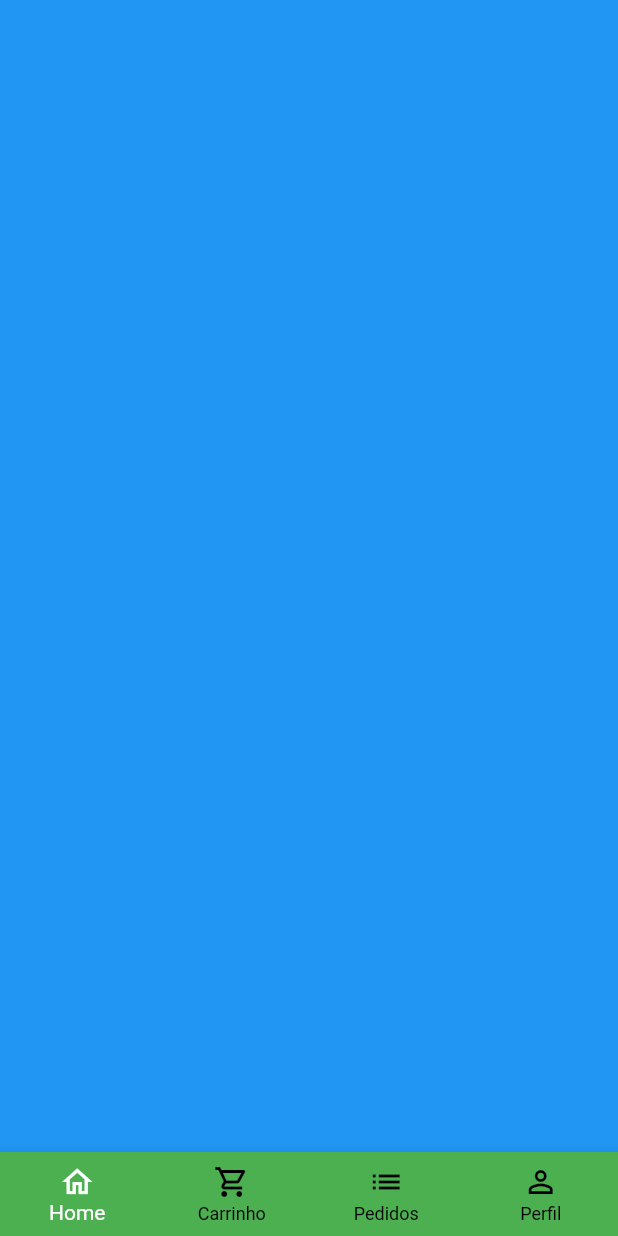
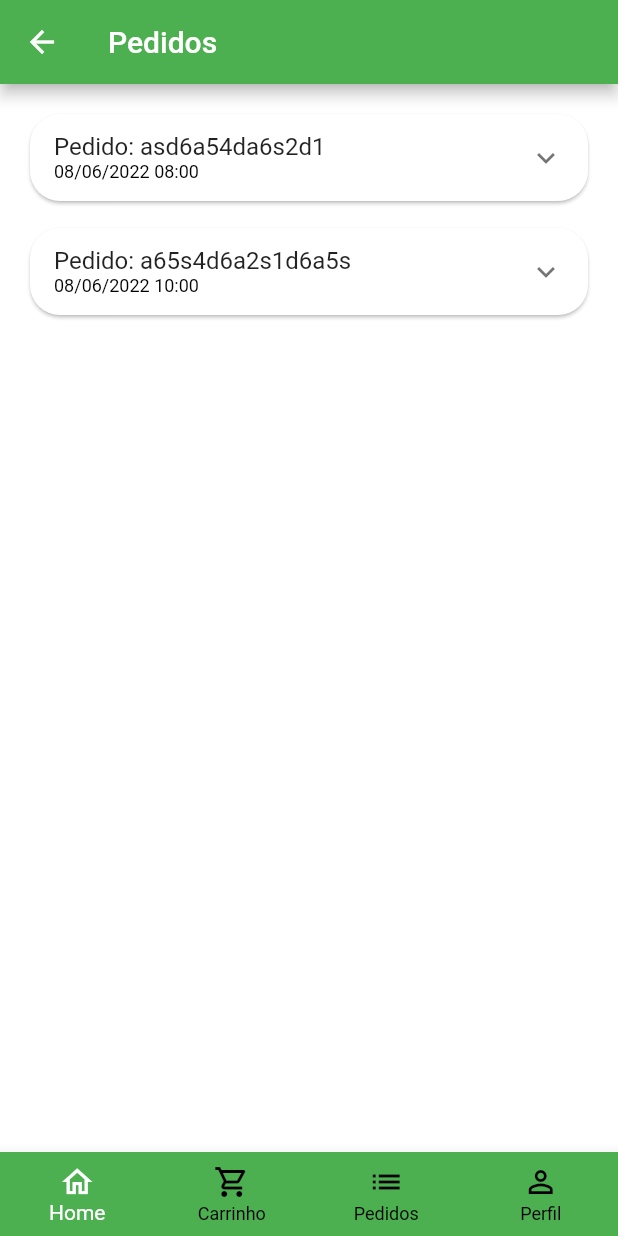
Before and after one commit to MarcosAlbrecht/flutter_quitanda, a Flutter app: the BaseScreen screen opened directly, swiped to page 3, on a phone screen of 412 x 824 dp. Run offline on Flutter 3.47's test engine with Material 2 defaults, Android fonts, the phone set to English and light mode, and no system bars; our stand-ins replace animated_text_kit, badges, mask_text_input_formatter.

Commit message:
create ordertab and ordertile

```diff
--- a/lib/src/config/app_data.dart
+++ b/lib/src/config/app_data.dart
@@ -1,6 +1,8 @@
 import 'package:quitanda_app/src/models/cart_item_model.dart';
 import 'package:quitanda_app/src/models/item_model.dart';
 import 'package:quitanda_app/src/models/user_model.dart';
+
+import '../models/order_model.dart';
 
 ItemModel apple = ItemModel(
   description:
@@ -89,3 +91,49 @@ UserModel user = UserModel(
   name: 'Marcos',
   password: '123456',
 );
+
+List<OrderModel> orders = [
+  // Pedido 01
+  OrderModel(
+    copyAndPaste: 'q1w2e3r4t5y6',
+    createdDateTime: DateTime.parse(
+      '2022-06-08 08:00:10.458',
+    ),
+    overdueDateTime: DateTime.parse(
+      '2022-06-08 08:00:10.458',
+    ),
+    id: 'asd6a54da6s2d1',
+    status: 'pending_payment',
+    total: 11.0,
+    items: [
+      CartItemModel(
+        item: apple,
+        quantity: 2,
+      ),
+      CartItemModel(
+        item: mango,
+        quantity: 2,
+      ),
+    ],
+  ),
+
+  // Pedido 02
+  OrderModel(
+    copyAndPaste: 'q1w2e3r4t5y6',
+    createdDateTime: DateTime.parse(
+      '2022-06-08 10:00:10.458',
+    ),
+    overdueDateTime: DateTime.parse(
+      '2022-06-08 11:00:10.458',
+    ),
+    id: 'a65s4d6a2s1d6a5s',
+    status: 'delivered',
+    total: 11.5,
+    items: [
+      CartItemModel(
+        item: guava,
+        quantity: 1,
+      ),
+    ],
+  ),
+];
--- /dev/null
+++ b/lib/src/models/order_model.dart
@@ -0,0 +1,21 @@
+import 'package:quitanda_app/src/models/cart_item_model.dart';
+
+class OrderModel {
+  String id;
+  DateTime createdDateTime;
+  DateTime overdueDateTime;
+  List<CartItemModel> items;
+  String status;
+  String copyAndPaste;
+  double total;
+
+  OrderModel({
+    required this.id,
+    required this.createdDateTime,
+    required this.overdueDateTime,
+    required this.items,
+    required this.status,
+    required this.copyAndPaste,
+    required this.total,
+  });
+}
--- a/lib/src/pages/base/base_screen.dart
+++ b/lib/src/pages/base/base_screen.dart
@@ -1,6 +1,7 @@
 import 'package:flutter/material.dart';
 import 'package:quitanda_app/src/pages/cart/cart_tab.dart';
 import 'package:quitanda_app/src/pages/home/home_tab.dart';
+import 'package:quitanda_app/src/pages/orders/orders_tab.dart';
 
 import '../profile/profile_tab.dart';
 
@@ -21,11 +22,11 @@ class _BaseScreenState extends State<BaseScreen> {
       body: PageView(
         physics: const NeverScrollableScrollPhysics(),
         controller: pageController,
-        children: [
-          const HomeTab(),
-          const CartTab(),
-          Container(color: Colors.blue),
-          const ProfileTab(),
+        children: const [
+          HomeTab(),
+          CartTab(),
+          OrdersTab(),
+          ProfileTab(),
         ],
       ),
       bottomNavigationBar: BottomNavigationBar(
--- /dev/null
+++ b/lib/src/pages/config/app_data.dart
@@ -0,0 +1 @@
+// TODO Implement this library.
--- /dev/null
+++ b/lib/src/pages/orders/components/order_tile.dart
@@ -0,0 +1,108 @@
+import 'package:flutter/material.dart';
+
+import 'package:quitanda_app/src/models/cart_item_model.dart';
+import 'package:quitanda_app/src/models/order_model.dart';
+import 'package:quitanda_app/src/services/utils_services.dart';
+
+class OrderTile extends StatelessWidget {
+  final OrderModel order;
+
+  OrderTile({
+    Key? key,
+    required this.order,
+  }) : super(key: key);
+
+  final UtilServices utilServices = UtilServices();
+
+  @override
+  Widget build(BuildContext context) {
+    return Card(
+      shape: RoundedRectangleBorder(
+        borderRadius: BorderRadius.circular(20),
+      ),
+      child: Theme(
+        data: Theme.of(context).copyWith(
+          dividerColor: Colors.transparent,
+        ),
+        child: ExpansionTile(
+          title: Column(
+            mainAxisSize: MainAxisSize.min,
+            crossAxisAlignment: CrossAxisAlignment.start,
+            children: [
+              Text('Pedido: ${order.id}'),
+              Text(
+                utilServices.formatDateTime(order.createdDateTime),
+                style: const TextStyle(
+                  fontSize: 12,
+                  color: Colors.black,
+                ),
+              ),
+            ],
+          ),
+          childrenPadding: const EdgeInsets.fromLTRB(16, 0, 16, 16),
+          children: [
+            SizedBox(
+              height: 150,
+              child: Row(
+                children: [
+                  Expanded(
+                    flex: 3,
+                    child: ListView(
+                      children: order.items.map(
+                        (orderItem) {
+                          return _OrderItemWidget(
+                            utilServices: utilServices,
+                            orderItem: orderItem,
+                          );
+                        },
+                      ).toList(),
+                    ),
+                  ),
+                  Expanded(
+                    flex: 2,
+                    child: Container(color: Colors.blue),
+                  ),
+                ],
+              ),
+            )
+          ],
+        ),
+      ),
+    );
+  }
+}
+
+class _OrderItemWidget extends StatelessWidget {
+  const _OrderItemWidget({
+    Key? key,
+    required this.utilServices,
+    required this.orderItem,
+  }) : super(key: key);
+
+  final UtilServices utilServices;
+
+  final CartItemModel orderItem;
+
+  @override
+  Widget build(BuildContext context) {
+    return Padding(
+      padding: const EdgeInsets.only(bottom: 10),
+      child: Row(
+        children: [
+          Text(
+            '${orderItem.quantity} ${orderItem.item.unit} ',
+            style: const TextStyle(fontWeight: FontWeight.bold),
+          ),
+          Expanded(
+            child: Text(orderItem.item.itemName),
+          ),
+          Text(
+            utilServices.priceToCurrency(
+              orderItem.totalPrice(),
+            ),
+          )
+        ],
+      ),
+    );
+  }
+}
--- /dev/null
+++ b/lib/src/pages/orders/orders_tab.dart
@@ -0,0 +1,25 @@
+import 'package:flutter/material.dart';
+import 'package:quitanda_app/src/config/app_data.dart' as appData;
+import 'package:quitanda_app/src/pages/orders/components/order_tile.dart';
+
+class OrdersTab extends StatelessWidget {
+  const OrdersTab({Key? key}) : super(key: key);
+
+  @override
+  Widget build(BuildContext context) {
+    return Scaffold(
+      appBar: AppBar(
+        title: const Text('Pedidos'),
+      ),
+      body: ListView.separated(
+        padding: const EdgeInsets.all(16),
+        physics: const BouncingScrollPhysics(),
+        itemBuilder: (_, int index) => OrderTile(
+          order: appData.orders[index],
+        ),
+        itemCount: appData.orders.length,
+        separatorBuilder: (_, int index) => const SizedBox(height: 10),
+      ),
+    );
+  }
+}
--- a/lib/src/services/utils_services.dart
+++ b/lib/src/services/utils_services.dart
@@ -1,4 +1,5 @@
 import 'package:intl/intl.dart';
+import 'package:intl/date_symbol_data_local.dart';
 
 class UtilServices {
   //R$ VALOR
@@ -9,4 +10,10 @@ class UtilServices {
 
     return numberFormat.format(price);
   }
+
+  String formatDateTime(DateTime dateTime) {
+    initializeDateFormatting();
+    DateFormat dateFormat = DateFormat.yMd('pt_BR').add_Hm();
+    return dateFormat.format(dateTime);
+  }
 }
```
